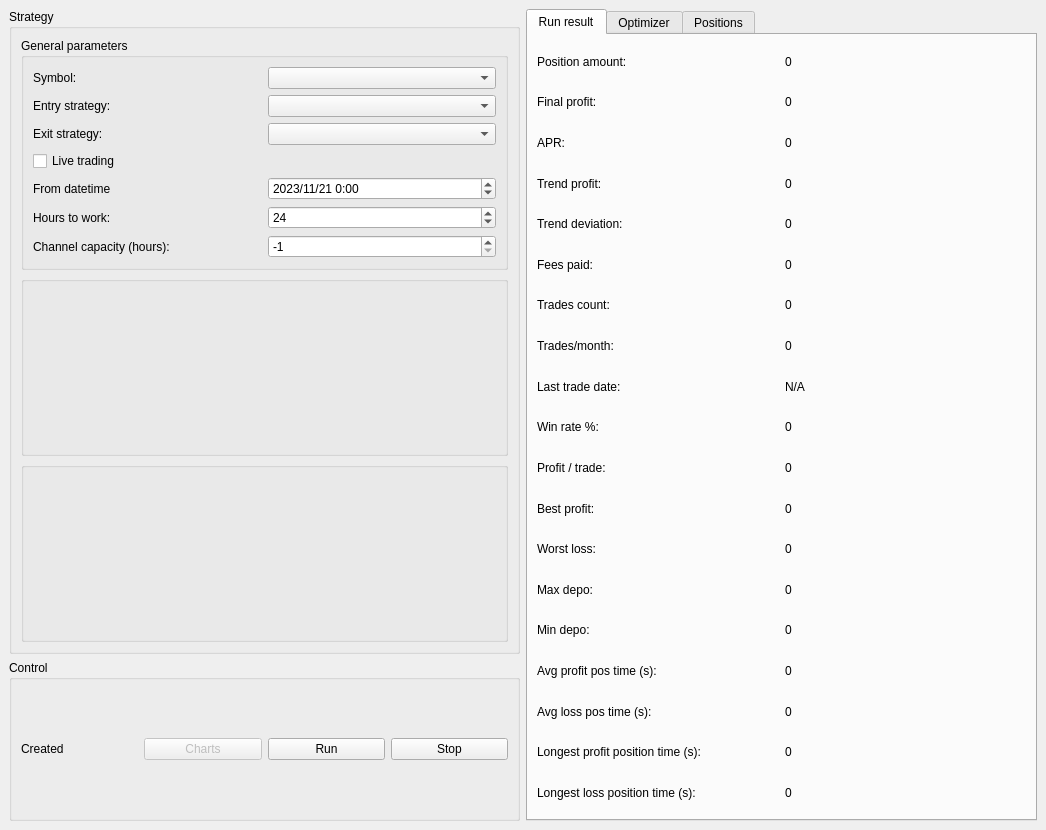
First picture: the form in frontend/mainwindow.ui, repository 84k491/crypto_cpp, before the edit.
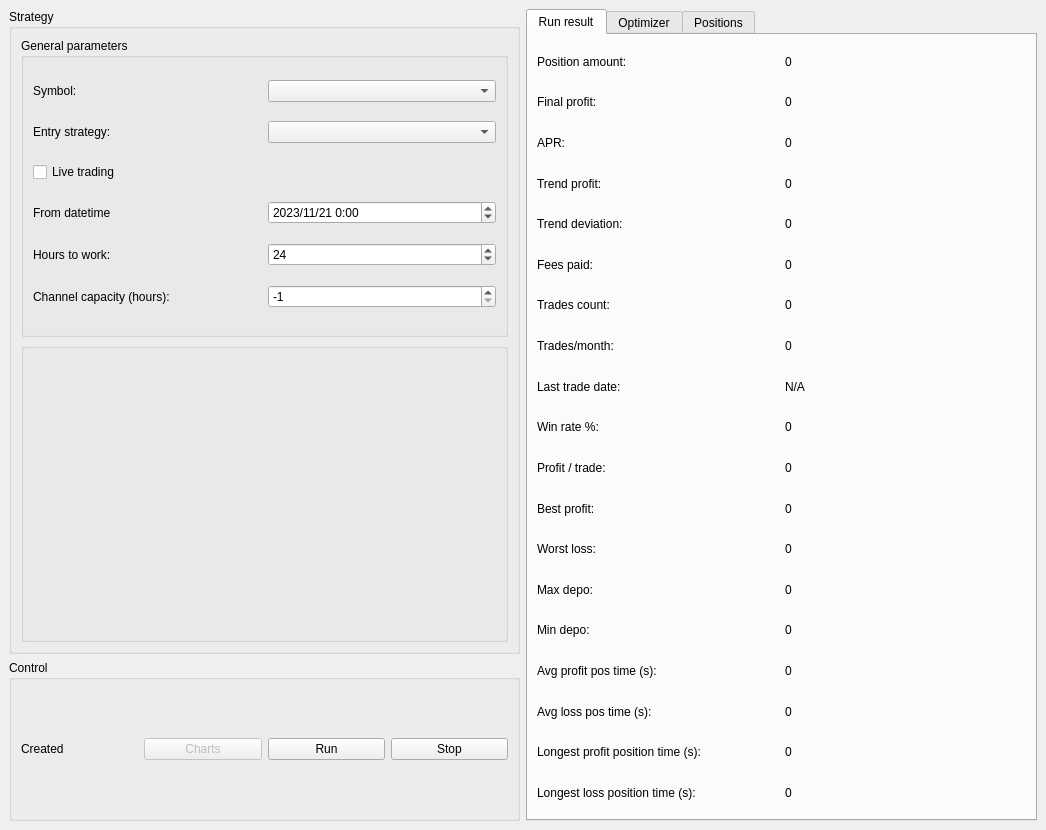
Second picture: the form after the edit. Custom widgets are drawn as their Qt base class.

Commit message: Remove exit strategy abstraction

What changed in the file:
```diff
--- a/frontend/mainwindow.ui
+++ b/frontend/mainwindow.ui
@@ -70,20 +70,6 @@
               </item>
              </layout>
             </item>
-            <item>
-             <layout class="QHBoxLayout" name="horizontalLayout_6">
-              <item>
-               <widget class="QLabel" name="label_5">
-                <property name="text">
-                 <string>Exit strategy:</string>
-                </property>
-               </widget>
-              </item>
-              <item>
-               <widget class="QComboBox" name="cb_exit_strategy"/>
-              </item>
-             </layout>
-            </item>
             <item>
              <widget class="QCheckBox" name="cb_live">
               <property name="text">
@@ -188,14 +174,6 @@
            <layout class="QVBoxLayout" name="lo_entry_params"/>
           </widget>
          </item>
-         <item>
-          <widget class="StrategyParametersWidget" name="wt_exit_params">
-           <property name="title">
-            <string/>
-           </property>
-           <layout class="QVBoxLayout" name="verticalLayout_2"/>
-          </widget>
-         </item>
         </layout>
        </widget>
       </item>
```
The commit also changes 17 other files.
